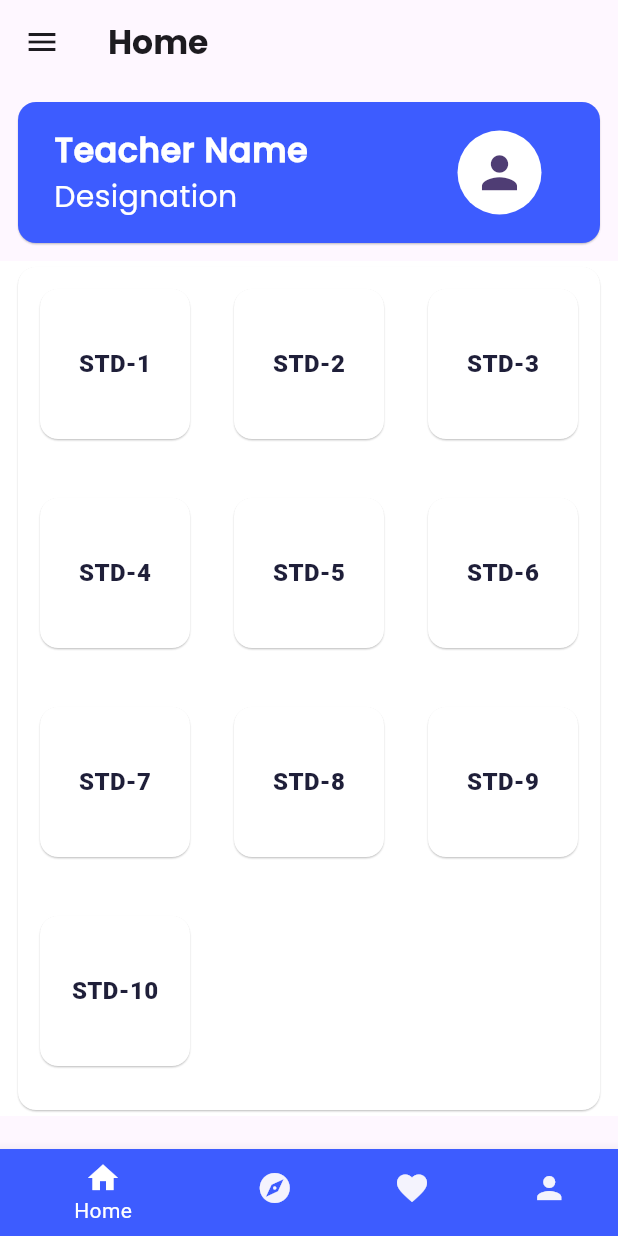
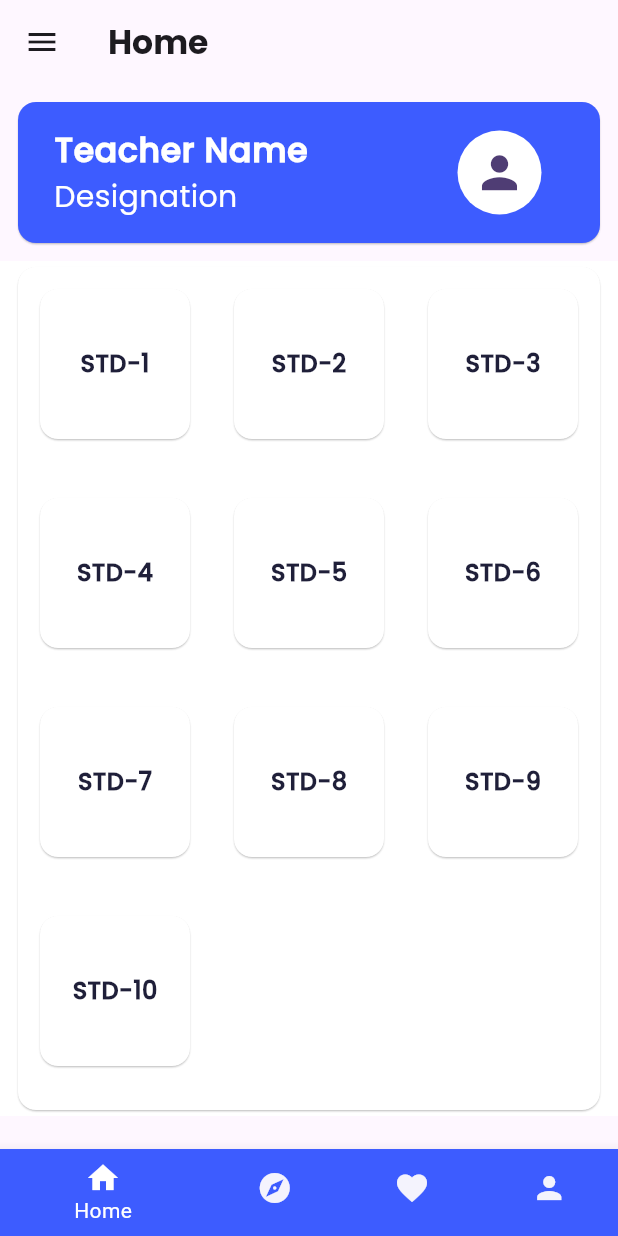
Before and after one commit to Iamshruti10/staff_support_system_flutter, a Flutter app: the screen it shows after launch, on a phone screen of 412 x 824 dp. Run offline on Flutter 3.47's test engine with Material 3 defaults, Android fonts, the phone set to English and light mode, and no system bars.

Commit message:
home screen UI update

```diff
--- a/lib/HomePage/HomePage_Start.dart
+++ b/lib/HomePage/HomePage_Start.dart
@@ -203,6 +203,7 @@ class _HomePage_startState extends State<HomePage_start> {
                                   STD[itemIndex],
                                   style: const TextStyle(
                                     fontSize: 16,
+                                    fontFamily: medium,
                                     color: textFieldColor,
                                     fontWeight: FontWeight.w800,
                                   ),
```
